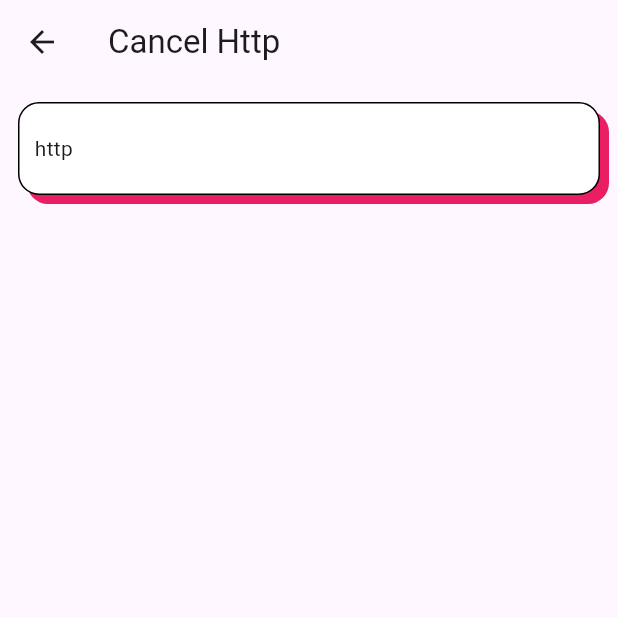
After one commit to faithomotoso/flttr.exp, a Flutter app: the CancelHttpPage screen opened by its route, after a tap on "http", on a phone screen of 412 x 824 dp, the top half of it. The commit adds this screen. Run offline on Flutter 3.47's test engine with Material 3 defaults, Android fonts, the light colour scheme and no system bars; our stand-ins replace cached_network_image, dio, go_router, sliver_tools; network calls fail.

Commit message:
Attempt to cancel an http call using client.close() & CancelableOperation. client.close() does the job but has to be done in a way where the closed client doesn't have a ripple effect in other places, for example if a singlgeton repository is being used

```diff
--- /dev/null
+++ b/lib/core/repository/http_repository.dart
@@ -0,0 +1,7 @@
+import 'package:http/http.dart';
+
+class HttpRepository {
+  static HttpRepository instance = HttpRepository();
+
+  final Client client = Client();
+}
--- a/lib/router_config.dart
+++ b/lib/router_config.dart
@@ -3,6 +3,7 @@ import 'package:flttr_exp/ui/pages/animated_list_exmp.dart';
 import 'package:flttr_exp/ui/pages/anims/anims_home.dart';
 import 'package:flttr_exp/ui/pages/anims/basic_rotate.dart';
 import 'package:flttr_exp/ui/pages/anims/custom_drawer.dart';
+import 'package:flttr_exp/ui/pages/cancel_http_page.dart';
 import 'package:flttr_exp/ui/pages/chips.dart';
 import 'package:flttr_exp/ui/pages/contacts_page.dart';
 import 'package:flttr_exp/ui/pages/indexed_stack_et_popscope.dart';
@@ -52,5 +53,9 @@ final GoRouter goRouterConfiguration = GoRouter(routes: [
                   name: CustomDrawer.routeName,
                   builder: (ctx, state) => const CustomDrawer()),
             ]),
+        GoRoute(
+            path: CancelHttpPage.routeName,
+            name: CancelHttpPage.routeName,
+            builder: (ctx, state) => const CancelHttpPage())
       ]),
 ]);
--- /dev/null
+++ b/lib/ui/pages/cancel_http_page.dart
@@ -0,0 +1,122 @@
+import 'dart:developer';
+
+import 'package:async/async.dart';
+import 'package:flttr_exp/core/repository/http_repository.dart';
+import 'package:flttr_exp/ui/widgets/custom_button.dart';
+import 'package:flutter/material.dart';
+import 'package:http/http.dart';
+
+class CancelHttpPage extends StatefulWidget {
+  static const String routeName = "cancel-http";
+
+  const CancelHttpPage({super.key});
+
+  @override
+  State<CancelHttpPage> createState() => _CancelHttpPageState();
+}
+
+class _CancelHttpPageState extends State<CancelHttpPage> {
+  final ValueNotifier<bool> fetchingNotifier = ValueNotifier(false);
+  final Client client = HttpRepository.instance.client;
+  final String url = "https://jsonplaceholder.typicode.com/posts";
+  late final Uri uri;
+  final ValueNotifier<String?> httpStrResponseNotifier = ValueNotifier(null);
+
+  CancelableOperation<Response>? httpCancelable;
+
+  @override
+  void initState() {
+    super.initState();
+
+    print("CLient hashcode: ${client.hashCode}");
+
+    uri = Uri.parse(url);
+  }
+
+  @override
+  void dispose() {
+    fetchingNotifier.dispose();
+    httpStrResponseNotifier.dispose();
+
+    // Doing this closes the client making it unusable, useful for single page clients like this
+    // would close all requests too, not specific requests
+    // client.close();
+
+    // Surprisingly doesn't work as the api call still completes, not sure the use-case of a cancelable op
+    httpCancelable?.cancel().then((v) {
+      print("Cancel called: $v");
+    });
+
+    super.dispose();
+  }
+
+  @override
+  Widget build(BuildContext context) {
+    return Scaffold(
+      appBar: AppBar(
+        title: const Text("Cancel Http"),
+      ),
+      body: ListView(
+        padding: const EdgeInsets.all(12),
+        children: [
+          Row(
+            children: [
+              Expanded(
+                child: CustomButton(
+                  buttonText: "http",
+                  onTap: _withHttp,
+                ),
+              )
+            ],
+          ),
+          const SizedBox(
+            height: 12,
+          ),
+          ValueListenableBuilder(
+              valueListenable: fetchingNotifier,
+              builder: (ctx, fetching, _) {
+                if (fetching) {
+                  return const Center(
+                    child: CircularProgressIndicator(),
+                  );
+                }
+                return const SizedBox();
+              }),
+          ListenableBuilder(
+              listenable:
+                  Listenable.merge([fetchingNotifier, httpStrResponseNotifier]),
+              builder: (ctx, child) {
+                if (!fetchingNotifier.value &&
+                    (httpStrResponseNotifier.value ?? "").isNotEmpty) {
+                  return Text(httpStrResponseNotifier.value!);
+                }
+
+                return const SizedBox();
+              })
+        ],
+      ),
+    );
+  }
+
+  Future<void> _withHttp() async {
+    if (fetchingNotifier.value) {
+      return;
+    }
+
+    try {
+      httpStrResponseNotifier.value = null;
+      fetchingNotifier.value = true;
+
+      httpCancelable = CancelableOperation.fromFuture(client.get(uri));
+
+      Response response = await httpCancelable!.value;
+
+      if (response.statusCode == 200 && mounted) {
+        print("Done fetching http: ${response.body}");
+        httpStrResponseNotifier.value = response.body;
+      }
+    } finally {
+      fetchingNotifier.value = false;
+    }
+  }
+}
--- a/lib/ui/pages/home.dart
+++ b/lib/ui/pages/home.dart
@@ -1,5 +1,6 @@
 import 'package:flttr_exp/ui/pages/anims/anims_home.dart';
 import 'package:flttr_exp/ui/pages/animated_list_exmp.dart';
+import 'package:flttr_exp/ui/pages/cancel_http_page.dart';
 import 'package:flttr_exp/ui/pages/sliver_list_w_headers.dart';
 import 'package:flttr_exp/ui/widgets/custom_button.dart';
 import 'package:flutter/material.dart';
@@ -22,6 +23,7 @@ class HomePage extends StatelessWidget {
         title: const Text("H"),
       ),
       body: Center(
+        child: SingleChildScrollView(
           child: Column(
             children: [
               ElevatedButton(
@@ -64,7 +66,13 @@ class HomePage extends StatelessWidget {
                   onTap: () {
                     context.goNamed(AnimsHome.routeName);
                   }),
+              CustomButton(
+                  buttonText: "To cancel http page",
+                  onTap: () {
+                    context.goNamed(CancelHttpPage.routeName);
+                  })
             ],
+          ),
         ),
       ),
     );
--- a/pubspec.yaml
+++ b/pubspec.yaml
@@ -41,7 +41,8 @@ dependencies:
   uuid: ^4.5.1
   dio: ^5.8.0
   cached_network_image: ^3.4.1
-#  libphonenumber: ^2.0.2
+  http: ^1.3.0
+  async: ^2.11.0
 
 dev_dependencies:
   flutter_test:
```
Also changed, not shown: pubspec.lock. Lines whose indentation alone changed are shown as unchanged.
